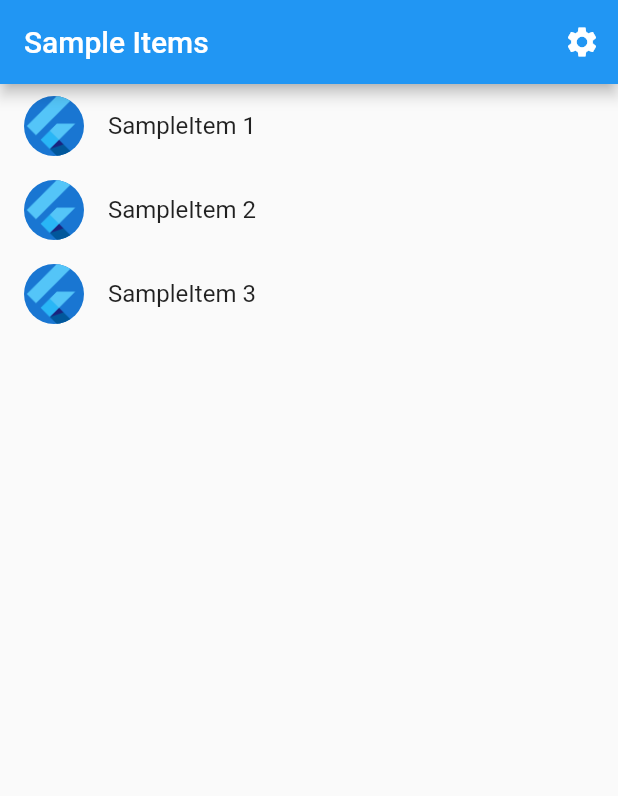
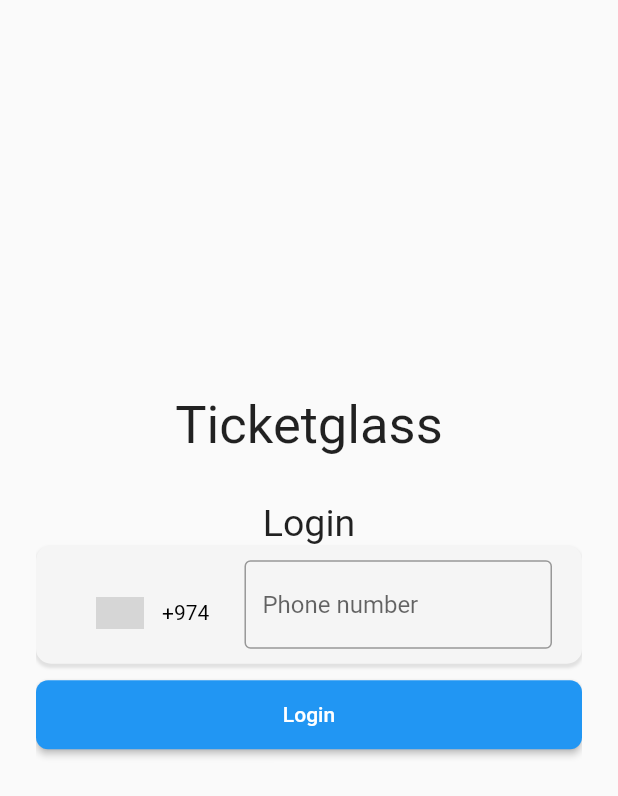
Before and after one commit to amoo12/ticketglass_mobile, a Flutter app: the screen it shows after launch, on a phone screen of 412 x 824 dp. Shown: the top 796 px of the screen. Run offline on Flutter 3.47's test engine with Material 2 defaults, Android fonts, the phone set to English and light mode, and no system bars; drawn by our look-alikes of intl_phone_number_input; our stand-ins replace firebase_auth, firebase_core, flutter_riverpod, logger, pin_code_fields; accounts and stored records are empty; generated files the repository leaves out were written again; Roboto replaces fonts that are missing (FORTE, OpenSans-Regular); grey boxes are pictures that could not be loaded.

Commit message:
added phone authentication

```diff
--- a/analysis_options.yaml
+++ b/analysis_options.yaml
@@ -22,8 +22,9 @@ linter:
   # `// ignore_for_file: name_of_lint` syntax on the line or in the file
   # producing the lint.
   rules:
-    # avoid_print: false  # Uncomment to disable the `avoid_print` rule
+    avoid_print: false  # Uncomment to disable the `avoid_print` rule
     # prefer_single_quotes: true  # Uncomment to enable the `prefer_single_quotes` rule
+    prefer_const_constructors: false  # Uncomment to enable the `prefer_const_constructors` rule
 
 # Additional information about this file can be found at
 # https://dart.dev/guides/language/analysis-options
--- /dev/null
+++ b/lib/auth_wrapper.dart
@@ -0,0 +1,38 @@
+import 'package:flutter/material.dart';
+import 'package:flutter_riverpod/flutter_riverpod.dart';
+import 'package:ticketglass_mobile/src/auth/login.dart';
+
+import 'package:ticketglass_mobile/src/providers/auth_state_provider.dart';
+import 'src/sample_feature/sample_item_list_view.dart';
+
+class Wrapper extends ConsumerWidget {
+  const Wrapper({Key? key}) : super(key: key);
+
+  @override
+  Widget build(BuildContext context, WidgetRef ref) {
+    // return either home or authenticate widget
+    final _authState = ref.watch(authStateProvider);
+    return _authState.when(
+      data: (value) {
+        if (value != null) {
+          return SampleItemListView();
+        }
+        return Login();
+      },
+      loading: () {
+        return const Scaffold(
+          body: Center(
+            child: CircularProgressIndicator(),
+          ),
+        );
+      },
+      error: (_, __) {
+        return const Scaffold(
+          body: Center(
+            child: Text("OOPS"),
+          ),
+        );
+      },
+    );
+  }
+}
--- a/lib/main.dart
+++ b/lib/main.dart
@@ -1,5 +1,7 @@
 import 'package:firebase_core/firebase_core.dart';
 import 'package:flutter/material.dart';
+import 'package:flutter/services.dart';
+import 'package:flutter_riverpod/flutter_riverpod.dart';
 
 import 'src/app.dart';
 import 'src/settings/settings_controller.dart';
@@ -24,6 +26,8 @@ void main() async {
   // await Firebase.initializeApp(
   //   options: DefaultFirebaseOptions.currentPlatform,
   // );
+  SystemChrome.setPreferredOrientations(
+      [DeviceOrientation.portraitUp, DeviceOrientation.portraitDown]);
   await Firebase.initializeApp();
-  runApp(MyApp(settingsController: settingsController));
+  runApp(ProviderScope(child: MyApp(settingsController: settingsController)));
 }
--- a/lib/src/app.dart
+++ b/lib/src/app.dart
@@ -1,6 +1,7 @@
 import 'package:flutter/material.dart';
 import 'package:flutter_gen/gen_l10n/app_localizations.dart';
 import 'package:flutter_localizations/flutter_localizations.dart';
+import 'package:ticketglass_mobile/auth_wrapper.dart';
 
 import 'sample_feature/sample_item_details_view.dart';
 import 'sample_feature/sample_item_list_view.dart';
@@ -58,7 +59,8 @@ class MyApp extends StatelessWidget {
           // SettingsController to display the correct theme.
           theme: ThemeData(),
           darkTheme: ThemeData.dark(),
-          themeMode: settingsController.themeMode,
+          themeMode: ThemeMode.light ,
+          // settingsController.themeMode,
 
           // Define a function to handle named routes in order to support
           // Flutter web url navigation and deep linking.
@@ -73,7 +75,7 @@ class MyApp extends StatelessWidget {
                     return const SampleItemDetailsView();
                   case SampleItemListView.routeName:
                   default:
-                    return SampleItemListView();
+                    return Wrapper();
                 }
               },
             );
--- /dev/null
+++ b/lib/src/auth/login.dart
@@ -0,0 +1,345 @@
+
+import 'dart:io' show Platform;
+import 'package:firebase_auth/firebase_auth.dart';
+import 'package:flutter/material.dart';
+import 'package:intl_phone_number_input/intl_phone_number_input.dart';
+import 'package:logger/logger.dart';
+import 'package:pin_code_fields/pin_code_fields.dart';
+// import 'package:ticketglass_mobile/src/services/auth_service.dart';
+// import 'dart:ui' as ui show Image;
+
+import 'package:ticketglass_mobile/src/widgets/buttons.dart';
+import 'package:ticketglass_mobile/src/widgets/progress_indicator.dart';
+    Logger logger =  Logger();
+
+class Login extends StatefulWidget {
+  const  Login({Key? key}) : super(key: key);
+
+  @override
+  State<Login> createState() => _LoginState();
+}
+
+class _LoginState extends State<Login> {
+  final GlobalKey<FormState> formKey = GlobalKey<FormState>();
+
+  late PageController pageController;
+
+  final TextEditingController phoneController = TextEditingController();
+  PhoneNumber number = PhoneNumber(isoCode: 'QA');
+  final _formKey = GlobalKey<FormState>();
+
+  String? verificationId  ;
+
+
+  void getPhoneNumber(PhoneNumber phoneNumber) async {
+    final String phone = phoneNumber.phoneNumber.toString();
+
+    try{
+    customProgressIdicator(context);
+      logger.d('verifying phone number');
+      await FirebaseAuth.instance.verifyPhoneNumber(
+  phoneNumber: phone, //'+97412345678',
+  verificationCompleted: (PhoneAuthCredential credential) async {
+    logger.d('verificationCompleted');
+
+    if (Platform.isAndroid) {
+// / ANDROID ONLY!
+    // Sign the user in (or link) with the auto-generated credential
+    await FirebaseAuth.instance.signInWithCredential(credential);
+    }
+    // TODO: confirm the credential on iOS
+  },
+  verificationFailed: (FirebaseAuthException e) {
+    if (e.code == 'invalid-phone-number') {
+      print('The provided phone number is not valid.');
+    }
+    logger.w( 'verificationFailed',  e);
+
+    // Handle other errors
+  },
+
+  codeSent: (String verificationId, int? resendToken) async {
+    // Update the UI - wait for the user to enter the SMS code
+    this.verificationId = verificationId;
+
+    logger.d('codeSent');
+
+    Navigator.pop(context);
+   // go to otp page
+    next();
+
+
+  },
+  timeout: const Duration(seconds: 60),
+  codeAutoRetrievalTimeout: (String verificationId) {
+
+      logger.d(' auto retrival timedout');
+    // Auto-resolution timed out...
+  },
+);
+    } on FirebaseAuthException catch (e) {
+      print('error message');
+      print(e.message); // return the error message can be used to give feedback to the user
+      logger.d(e.message);
+    }
+  }
+
+  @override
+  void dispose() {
+    phoneController.dispose();
+        pageController.dispose();
+
+    super.dispose();
+  }
+
+
+next() {
+  setState(() {
+
+    pageController.nextPage(
+        duration: Duration(milliseconds: 600), curve: Curves.easeInOutExpo);
+  });
+  }
+
+@override
+  void initState() {
+    super.initState();
+    pageController = PageController(initialPage: 0, keepPage: true);
+    // _auth = context.read(authServicesProvider);
+    // TODO: add toasts
+    // fToast = FToast();
+    // fToast.init(context);
+  }
+
+
+  @override
+  Widget build(BuildContext context) {
+    return Scaffold(
+      resizeToAvoidBottomInset: true,
+      body: GestureDetector(
+          onTap: () => FocusScope.of(context).unfocus(),
+          child: SingleChildScrollView(
+            child: Center(
+              child: Container(
+                height: MediaQuery.of(context).copyWith().size.height,
+                width: MediaQuery.of(context).copyWith().size.width,
+                padding: EdgeInsets.symmetric(horizontal: 24),
+                child: Column(
+                  mainAxisAlignment: MainAxisAlignment.center,
+                  // crossAxisAlignment: CrossAxisAlignment.center,
+                  children: [
+
+
+                    Form(
+                      key: _formKey,
+                      autovalidateMode: AutovalidateMode.onUserInteraction,
+                      child: Container(
+                        height: MediaQuery.of(context).copyWith().size.height * 0.8,
+                        child: PageView(
+                          physics: NeverScrollableScrollPhysics(),
+                          controller: pageController,
+                          children: [
+                            Column(
+                              crossAxisAlignment: CrossAxisAlignment.center,
+                              mainAxisAlignment: MainAxisAlignment.center,
+                              children: [
+                                Text(
+                      'Ticketglass',
+                      style: TextStyle(
+                          fontFamily: 'FORTE',
+                          fontSize: 35,
+                          ),
+                    ),
+                     SizedBox(height: 20),
+                    SizedBox(
+                      height: 10,
+                    ),
+                    Text(
+                      'Login',
+                      style: TextStyle(
+                          fontFamily: 'OpenSans-Regular',
+                          fontSize: 25,
+                          ),
+                    ),
+                    Container(
+                    padding: EdgeInsets.symmetric(horizontal: 20, vertical: 10),
+                    // set container border radius 10
+                    decoration: BoxDecoration(
+                    color: Colors.grey[100],
+                      borderRadius: BorderRadius.circular(10),
+                        boxShadow: [
+                        BoxShadow(
+                          color:
+                                Colors.black
+                                  .withOpacity(
+                                      0.1),
+                          spreadRadius: 0.5,
+                          blurRadius: 1,
+                          offset: Offset(0,
+                              2), // changes position of shadow
+                        ),
+                        ]
+                    ),
+                    child: InternationalPhoneNumberInput(
+
+                                    scrollPadding: EdgeInsets.only(bottom:  150),
+              onInputChanged: (PhoneNumber number) {
+                // print(number.phoneNumber,);
+              },
+              onInputValidated: (bool value) {
+                // print(value);
+              },
+              selectorConfig: SelectorConfig(
+                selectorType: PhoneInputSelectorType.BOTTOM_SHEET,
+              ),
+              ignoreBlank: false,
+              autoValidateMode: AutovalidateMode.onUserInteraction,
+              selectorTextStyle: TextStyle(color: Colors.black),
+              initialValue: number,
+              textFieldController: phoneController,
+              formatInput: false,
+              keyboardType:
+                  TextInputType.numberWithOptions(signed: true, decimal: true),
+              inputBorder: OutlineInputBorder(),
+              onSaved: (PhoneNumber number) {
+                    getPhoneNumber(number);
+                // print('On Saved: $number');
+                // formKey.currentState.save()
+              },
+            ),
+            ),
+
+                                SizedBox(
+                                  height: 10,
+                                ),
+                                SizedBox(
+                                  width: double.infinity,
+                                  child: ButtonWidget(
+                                      context: context,
+                                      text: 'Login',
+                                      onPressed: () {
+                                        if ( _formKey.currentState != null ) {
+                                          if (_formKey.currentState!.validate()) {
+                                          _formKey.currentState?.save();
+                                          }
+                                        }
+                                      }),
+                                ),
+                                SizedBox(
+                                  height: 20,
+                                ),
+                                SizedBox(
+                                  height: 20,
+                                ),
+                                if (FocusScope.of(context).hasFocus)
+                                  SizedBox(
+                                    height: 20,
+                                  ),
+                              ],
+                            ),
+                          OtpPage(verificationId: this.verificationId),
+                          ],
+                        ),
+                      ),
+                    ),
+                  ],
+                ),
+              ),
+            ),
+          ),
+        ),
+    );
+  }
+}
+
+class OtpPage extends StatefulWidget {
+  final String? verificationId;
+  const OtpPage({required this.verificationId, Key? key}) : super(key: key);
+
+  @override
+  _OtpPageState createState() => _OtpPageState();
+}
+
+class _OtpPageState extends State<OtpPage> {
+
+  late TextEditingController otpController ;
+  @override
+  void initState() {
+    // TODO: implement initState
+    super.initState();
+
+    otpController = TextEditingController();
+
+  }
+  @override
+  Widget build(BuildContext context) {
+    return WillPopScope(
+      onWillPop: () async {
+        return false;
+      },
+      child: Column(
+        mainAxisAlignment: MainAxisAlignment.center,
+        children: [
+          Text(
+            'Enter OTP',
+            style: TextStyle(
+              fontSize: 20,
+              fontWeight: FontWeight.bold,
+            ),
+          ),
+
+          SizedBox(
+            height: 20,
+          ),
+          PinCodeTextField(
+          appContext: context,
+          keyboardType: TextInputType.number,
+
+      length: 6,
+      obscureText: false,
+      animationType: AnimationType.fade,
+      pinTheme: PinTheme(
+      shape: PinCodeFieldShape.box,
+      borderRadius: BorderRadius.circular(5),
+      fieldHeight: 50,
+      fieldWidth: 40,
+      selectedColor: Colors.blueGrey[800],
+      selectedFillColor: Colors.white,
+      inactiveFillColor: Colors.white,
+      activeFillColor: Colors.white,
+      inactiveColor: Colors.grey,
+      ),
+      animationDuration: Duration(milliseconds: 300),
+      enableActiveFill: true,
+      controller: otpController,
+      onCompleted: (value) async{
+
+      if (value.isNotEmpty && widget.verificationId != null) {
+        customProgressIdicator(context);
+      PhoneAuthCredential credential = PhoneAuthProvider.credential(verificationId: widget.verificationId!, smsCode: value);
+      await FirebaseAuth.instance.signInWithCredential(credential);
+      Navigator.pop(context);
+
+      }
+
+      },
+      onChanged: (value) {
+      print(value);
+      // setState(() {
+      //   currentText = value;
+      // });
+      },
+      beforeTextPaste: (text) {
+      print("Allowing to paste $text");
+      //if you return true then it will show the paste confirmation dialog. Otherwise if false, then nothing will happen.
+      //but you can show anything you want here, like your pop up saying wrong paste format or etc
+      return true;
+      },
+    ),
+
+        ],
+      ),
+    );
+
+  }
+}
--- /dev/null
+++ b/lib/src/providers/auth_state_provider.dart
@@ -0,0 +1,21 @@
+import 'package:firebase_auth/firebase_auth.dart';
+// import 'package:flutter_riverpod/flutter_riverpod.dart';
+// import 'package:lanterner/models/user.dart' as userModel;
+// import 'package:lanterner/services/auth_service.dart';
+// import 'package:lanterner/services/databaseService.dart';
+import 'package:flutter_riverpod/flutter_riverpod.dart';
+import 'package:ticketglass_mobile/src/services/auth_service.dart';
+// DatabaseService db = DatabaseService();
+
+final firebaseAuthProvider =
+    Provider<FirebaseAuth>((ref) => FirebaseAuth.instance);
+
+final authServicesProvider = Provider<AuthenticationService>(
+    (ref) => AuthenticationService(ref.read(firebaseAuthProvider)));
+
+final authStateProvider = StreamProvider.autoDispose<User?>(
+    (ref) => ref.watch(authServicesProvider).authStateChange);
+
+// final userProvider = FutureProvider.autoDispose<userModel.User>((ref) async {
+//   return await db.userStream(ref.watch(authStateProvider).data.value.uid).first;
+// });
--- /dev/null
+++ b/lib/src/services/auth_service.dart
@@ -0,0 +1,81 @@
+import 'package:firebase_auth/firebase_auth.dart';
+// import 'package:lanterner/models/user.dart' as u;
+// import 'package:shared_preferences/shared_preferences.dart';
+
+import 'dart:io' show Platform;
+
+
+class AuthenticationService {
+  final FirebaseAuth _firebaseAuth;
+  AuthenticationService(this._firebaseAuth);
+
+  Stream<User?> get authStateChange => _firebaseAuth.authStateChanges();
+
+  // sign in with phone number
+  Future<String?> signInWithPhone({required String phone, String? smsCode}) async {
+    try{
+      await _firebaseAuth.verifyPhoneNumber(
+  phoneNumber:phone,
+  verificationCompleted: (PhoneAuthCredential credential) async {
+
+    if (Platform.isAndroid) {
+// / ANDROID ONLY!
+    // Sign the user in (or link) with the auto-generated credential
+    await _firebaseAuth.signInWithCredential(credential);
+    }
+    // TODO: confirm the credential on iOS
+  },
+  verificationFailed: (FirebaseAuthException e) {
+    if (e.code == 'invalid-phone-number') {
+      print('The provided phone number is not valid.');
+    }
+    // Handle other errors
+  },
+
+  codeSent: (String verificationId, int? resendToken) async {
+    // Update the UI - wait for the user to enter the SMS code
+    String smsCode = 'xxxx';
+
+    // Create a PhoneAuthCredential with the code
+    PhoneAuthCredential credential = PhoneAuthProvider.credential(verificationId: verificationId, smsCode: smsCode);
+
+    // Sign the user in (or link) with the credential
+    await _firebaseAuth.signInWithCredential(credential);
+  },
+  timeout: const Duration(seconds: 60),
+  codeAutoRetrievalTimeout: (String verificationId) {
+    // Auto-resolution timed out...
+  },
+);
+    } on FirebaseAuthException catch (e) {
+      return e.message; // return the error message can be used to give feedback to the user
+    }
+  }
+
+
+  // isAlreadyRegistered(String email) async {
+  //   try {
+  //     List<String> methods =
+  //         await _firebaseAuth.fetchSignInMethodsForEmail(email);
+  //     if (methods.isNotEmpty) {
+  //       return false;
+  //     }
+  //   } catch (e) {
+  //     return e.message;
+  //   }
+  // }
+
+  // Future<String> resetPassword(String email) async {
+  //   try {
+  //     await _firebaseAuth.sendPasswordResetEmail(email: email);
+  //     return 'an email has been sent to';
+  //   } catch (e) {
+  //     return e.message;
+  //   }
+  // }
+
+  // sign out.
+  Future<void> signout() async {
+    await _firebaseAuth.signOut();
+  }
+}
--- /dev/null
+++ b/lib/src/widgets/buttons.dart
@@ -0,0 +1,47 @@
+import 'package:flutter/material.dart';
+
+// reuseable button widget, for main buttons
+class ButtonWidget extends StatelessWidget {
+  final BuildContext? context;
+  final String? text;
+  final int?
+      buttonType; //default type: accentColor button with text, type 2: reverse
+   final VoidCallback? onPressed;
+
+  const ButtonWidget({
+    this.context,
+    this.text,
+    this.onPressed,
+     this.buttonType,
+    Key? key,
+  }) : super(key: key);
+
+  @override
+  Widget build(BuildContext context) {
+    return ElevatedButton(
+
+        style: ElevatedButton.styleFrom(
+
+          padding: EdgeInsets.symmetric(vertical: 15),
+          primary:
+              buttonType == 2 ? Colors.white : Theme.of(context).accentColor,
+          shape: RoundedRectangleBorder(
+            borderRadius: BorderRadius.circular(8),
+            // side: buttonType == 2
+            //   // ? BorderSide(color: Theme.of(context).accentColor, width: 1)
+            //   //     : BorderSide.none
+            // ),
+          ),
+        ),
+        child: Text(text ?? '',
+            // style: buttonType == 2
+            //     ? Theme.of(context)
+            //         .textTheme
+            //         .button
+            //         .copyWith(color: Theme.of(context).primaryColor)
+            //     : Theme.of(context).textTheme.button
+            // .copyWith(color: Theme.of(context).primaryColor),
+            ),
+        onPressed: onPressed );
+  }
+}
--- a/pubspec.yaml
+++ b/pubspec.yaml
@@ -13,6 +13,11 @@ dependencies:
   cloud_firestore: ^3.1.6
   firebase_auth: ^3.3.5
   firebase_core: ^1.11.0
+  flutter_riverpod: ^1.0.3
+  intl_phone_number_input: ^0.7.0+2
+  logger: ^1.1.0
+  pin_code_fields: ^7.3.0
+
   flutter:
     sdk: flutter
   flutter_localizations:
```
Also changed, not shown: lib/src/settings/settings_view.dart (+26 -3 lines), lib/src/widgets/progress_indicator.dart (added, +32 -0 lines), pubspec.lock.
